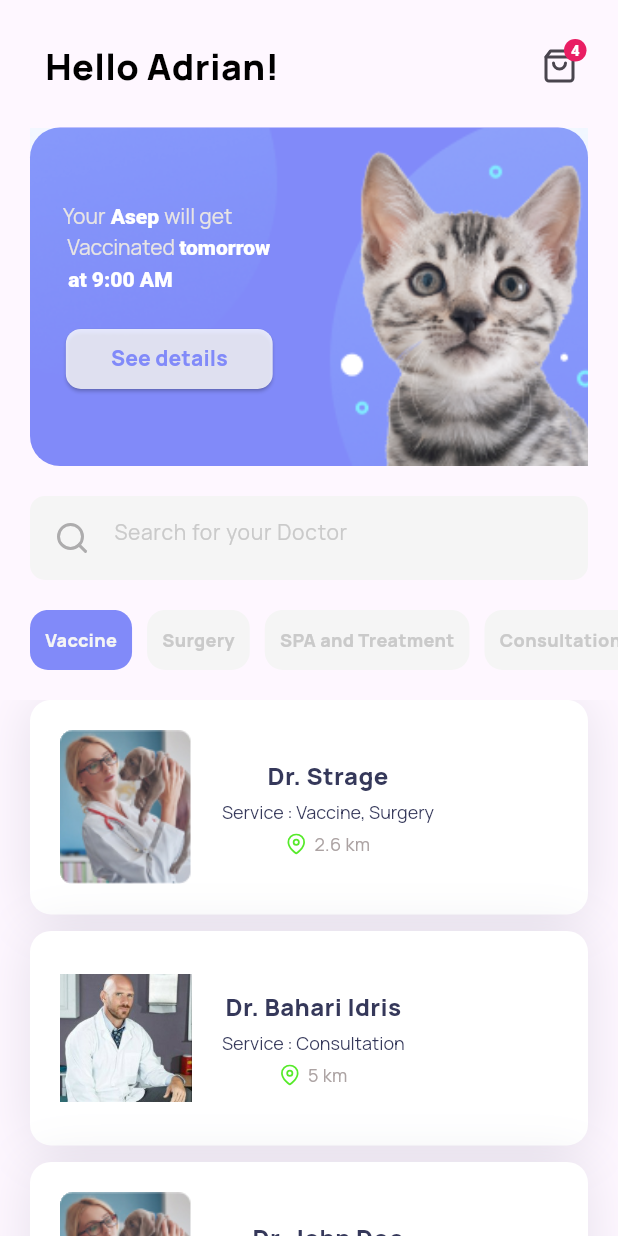
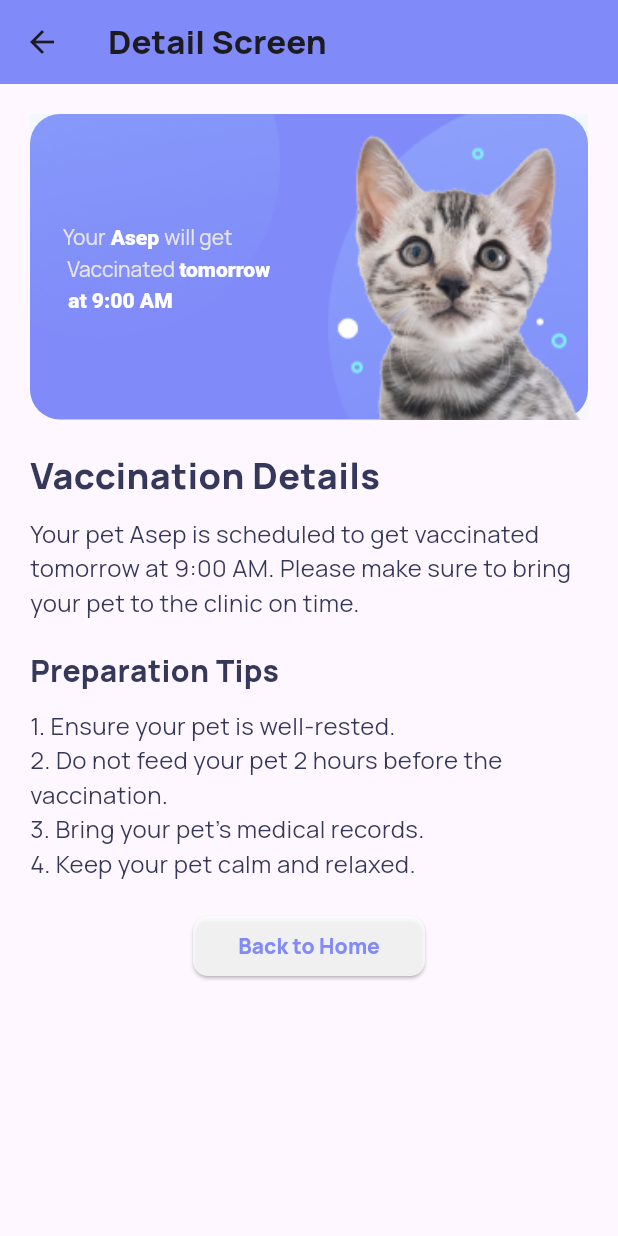
Before and after one commit to Adrian-Source-sauce/alo_hewan, a Flutter app: the screen it shows after launch, after a tap on "See details", on a phone screen of 412 x 824 dp. Run offline on Flutter 3.47's test engine with Material 3 defaults, Android fonts, the phone set to English and light mode, and no system bars; our stand-ins replace feather_icons, google_fonts.

Commit message:
more intractive

```diff
--- /dev/null
+++ b/lib/screen/detail_screen.dart
@@ -0,0 +1,129 @@
+import 'package:flutter/material.dart';
+import 'package:google_fonts/google_fonts.dart';
+
+class DetailScreen extends StatelessWidget {
+  @override
+  Widget build(BuildContext context) {
+    return Scaffold(
+      appBar: AppBar(
+        title: Text('Detail Screen', style: GoogleFonts.manrope(fontWeight: FontWeight.w800)),
+        backgroundColor: const Color(0xFF818AF9),
+      ),
+      body: Padding(
+        padding: const EdgeInsets.all(20.0),
+        child: Column(
+          crossAxisAlignment: CrossAxisAlignment.start,
+          children: [
+            AspectRatio(
+              aspectRatio: 336 / 184,
+              child: Container(
+                decoration: BoxDecoration(
+                  borderRadius: BorderRadius.circular(20),
+                  color: const Color(0xFF818AF9),
+                ),
+                child: Stack(
+                  children: [
+                    Image.asset(
+                      'assets/images/backround_card.png',
+                      height: double.maxFinite,
+                      width: double.maxFinite,
+                      fit: BoxFit.cover,
+                    ),
+                    Padding(
+                      padding: const EdgeInsets.symmetric(horizontal: 22),
+                      child: Column(
+                        mainAxisAlignment: MainAxisAlignment.center,
+                        children: [
+                          RichText(
+                            text: TextSpan(
+                              text: "Your",
+                              style: GoogleFonts.manrope(
+                                  fontSize: 14,
+                                  color: const Color.fromARGB(255, 231, 228, 228),
+                                  height: 150 / 100),
+                              children: const [
+                                TextSpan(
+                                    text: " Asep ",
+                                    style: TextStyle(
+                                        color: Colors.white,
+                                        fontWeight: FontWeight.w800)),
+                                TextSpan(
+                                  text: 'will get \n Vaccinated ',
+                                ),
+                                TextSpan(
+                                    text: 'tomorrow \n at 9:00 AM',
+                                    style: TextStyle(
+                                        color: Colors.white, fontWeight: FontWeight.w800))
+                              ],
+                            ),
+                          ),
+                        ],
+                      ),
+                    )
+                  ],
+                ),
+              ),
+            ),
+            const SizedBox(height: 20),
+            Text(
+              'Vaccination Details',
+              style: GoogleFonts.manrope(
+                fontSize: 24,
+                fontWeight: FontWeight.w800,
+                color: const Color(0xFF35385A),
+              ),
+            ),
+            const SizedBox(height: 10),
+            Text(
+              'Your pet Asep is scheduled to get vaccinated tomorrow at 9:00 AM. Please make sure to bring your pet to the clinic on time.',
+              style: GoogleFonts.manrope(
+                fontSize: 16,
+                color: const Color(0xFF35385A),
+              ),
+            ),
+            const SizedBox(height: 20),
+            Text(
+              'Preparation Tips',
+              style: GoogleFonts.manrope(
+                fontSize: 20,
+                fontWeight: FontWeight.w800,
+                color: const Color(0xFF35385A),
+              ),
+            ),
+            const SizedBox(height: 10),
+            Text(
+              '1. Ensure your pet is well-rested.\n'
+              '2. Do not feed your pet 2 hours before the vaccination.\n'
+              '3. Bring your pet\'s medical records.\n'
+              '4. Keep your pet calm and relaxed.',
+              style: GoogleFonts.manrope(
+                fontSize: 16,
+                color: const Color(0xFF35385A),
+              ),
+            ),
+            const SizedBox(height: 20),
+            Center(
+              child: ElevatedButton(
+                onPressed: () {
+                  Navigator.pop(context);
+                },
+                child: Text('Back to Home',
+                    style: GoogleFonts.manrope(
+                      fontSize: 14,
+                      color: const Color(0xFF818AF9),
+                      fontWeight: FontWeight.w800,
+                    )),
+                style: ElevatedButton.styleFrom(
+                    backgroundColor: Colors.white.withOpacity(0.8),
+                    padding: const EdgeInsets.symmetric(
+                        horizontal: 30, vertical: 10),
+                    shape: RoundedRectangleBorder(
+                        borderRadius: BorderRadius.circular(10))),
+              ),
+            )
+          ],
+        ),
+      ),
+    );
+  }
+}
--- a/lib/screen/home_screen.dart
+++ b/lib/screen/home_screen.dart
@@ -1,3 +1,4 @@
+import 'package:alohewan/screen/detail_screen.dart';
 import 'package:feather_icons/feather_icons.dart';
 import 'package:flutter/cupertino.dart';
 import 'package:flutter/material.dart';
@@ -6,10 +7,15 @@ import 'package:google_fonts/google_fonts.dart';
 import 'package:alohewan/models/service_model.dart';
 import 'package:alohewan/models/doctor_model.dart';
 
-var selectedService = 0;
+class HomeScreen extends StatefulWidget {
+  const HomeScreen({super.key});
 
-class HomeScreen extends StatelessWidget {
-  const HomeScreen({super.key});
+  @override
+  _HomeScreenState createState() => _HomeScreenState();
+}
+
+class _HomeScreenState extends State<HomeScreen> {
+  int selectedService = 0;
 
   @override
   Widget build(BuildContext context) {
@@ -20,146 +26,60 @@ class HomeScreen extends StatelessWidget {
             const SizedBox(height: 20),
             _greeting(),
             const SizedBox(height: 17),
-        _card(),
+            _card(context),
             const SizedBox(height: 20),
             _search(),
             const SizedBox(height: 20),
             _services(),
             const SizedBox(height: 20),
-        _bottomCard()
-      ],
-    )));
-  }
-
-  Expanded _bottomCard() {
-    return Expanded(
-        child: ListView.separated(
-            scrollDirection: Axis.vertical,
-            padding: const EdgeInsets.symmetric(horizontal: 20),
-            // physics: const  AlwaysScrollableScrollPhysics(),
-            shrinkWrap: true,
-            itemBuilder: (context, index) => Container(
-                  padding: const EdgeInsets.all(20),
-                  decoration: BoxDecoration(
-                      color: Colors.white,
-                      borderRadius: BorderRadius.circular(14),
-                      boxShadow: [
-                        BoxShadow(
-                            color: const Color(0XFF35385A).withOpacity(0.12),
-                            blurRadius: 30,
-                            offset: const Offset(0, 2))
-                      ]),
-                  child: Row(
-                    children: [
-                    Container(
-                        clipBehavior: Clip.hardEdge,
-                        decoration: BoxDecoration(
-                          borderRadius: BorderRadius.circular(8),
-                        ),
-                        child: Image.asset(
-                          doctors[index].image,
-                          height: 103,
-                          width: 88,
-                        )),
-                    const SizedBox(width: 20),
-                    Column(
-                      children: [
-                        Text(
-                          doctors[index].name,
-                          style: GoogleFonts.manrope(
-                              fontSize: 16,
-                              fontWeight: FontWeight.w800,
-                              color: const Color(0xFF35385A)),
-                        ),
-                        const SizedBox(height: 5),
-                        Row(
-
-                          children: [
-                            RichText(
-                                text: TextSpan(
-                                    text:
-                                        ("Service : ${doctors[index].service.join(', ')}"),
-                                    style: GoogleFonts.manrope(
-                                        fontSize: 12,
-                                        color: const Color(0xFF35385A)))),
+            _bottomCard(),
           ],
         ),
-                                    const SizedBox(height: 5),
-                                    SizedBox(
-
-                                      child: Row(
-                                        crossAxisAlignment: CrossAxisAlignment.center,
-                                        children: [
-                                        Icon(FeatherIcons.mapPin, color: Color.fromARGB(255, 86, 234, 42), size: 14,),
-                                        const SizedBox(width: 5),
-                                        Text(doctors[index].distance,
-                                        style: GoogleFonts.manrope(fontSize: 12, color: const Color(0xFFACA3A3),))
-                                      ],),
-                                    )
-                      ],
-                    )
-                  ]),
       ),
-            separatorBuilder: (context, index) => const SizedBox(height: 11),
-            itemCount: doctors.length),
     );
   }
 
-  SizedBox _services() {
-    return SizedBox(
-        height: 40,
-        child: ListView.separated(
-          padding: const EdgeInsets.symmetric(horizontal: 20),
-          scrollDirection: Axis.horizontal,
-          itemBuilder: (context, index) => Container(
-            padding: const EdgeInsets.symmetric(horizontal: 10),
+  Padding _greeting() {
+    return Padding(
+      padding: const EdgeInsets.only(left: 30, right: 15),
+      child: Row(
+        mainAxisAlignment: MainAxisAlignment.spaceBetween,
+        children: [
+          Text(
+            'Hello Adrian!',
+            style: GoogleFonts.manrope(
+                fontSize: 24, fontWeight: FontWeight.w800, color: Colors.black),
+          ),
+          Stack(children: [
+            IconButton(
+                onPressed: () {}, icon: const Icon(FeatherIcons.shoppingBag)),
+            Positioned(
+              right: 6,
+              top: 6,
+              child: Container(
+                  height: 15,
+                  width: 15,
                   decoration: BoxDecoration(
-                color: selectedService == index
-                    ? const Color(0xFF818AF9)
-                    : const Color(0xFFF5F5F5),
-                borderRadius: BorderRadius.circular(12)),
+                      color: const Color(0xFFE91E63), shape: BoxShape.circle),
                   child: Center(
+                      child: Padding(
+                    padding: const EdgeInsets.only(bottom: 3),
                     child: Text(
-                Service.all()[index],
-                style: GoogleFonts.manrope(
-                  fontSize: 12,
-                  fontWeight: FontWeight.w800,
-                  color: selectedService == index
-                      ? const Color(0xFFF5F5F5)
-                      : const Color(0xFFCACACA),
+                      '4',
+                      style: GoogleFonts.mPlus1(
+                          color: Colors.white,
+                          fontSize: 10,
+                          fontWeight: FontWeight.w800),
                     ),
+                  ))),
+            )
+          ])
+        ],
       ),
-            ),
-          ),
-          separatorBuilder: (context, index) => const SizedBox(
-            width: 10,
-          ),
-          itemCount: Service.all().length,
-        ));
+    );
   }
 
-  Widget _search() {
-    return Container(
-        margin: const EdgeInsets.symmetric(horizontal: 20),
-        padding: EdgeInsets.symmetric(horizontal: 4, vertical: 4),
-        decoration: BoxDecoration(
-            borderRadius: BorderRadius.circular(10),
-            color: const Color(0xFFF5F5F5)),
-        child: TextField(
-          decoration: InputDecoration(
-            border: UnderlineInputBorder(borderSide: BorderSide.none),
-            prefixIcon:
-                Icon(FeatherIcons.search, color: const Color(0xFFADACAD)),
-            hintText: "Search for your Doctor",
-            hintStyle: GoogleFonts.manrope(
-                fontSize: 14,
-                color: const Color(0xFFCACACA),
-                height: 150 / 100),
-          ),
-        ));
-  }
-
-  AspectRatio _card() {
+  AspectRatio _card(BuildContext context) {
     return AspectRatio(
       aspectRatio: 336 / 184,
       child: Container(
@@ -206,7 +126,26 @@ class HomeScreen extends StatelessWidget {
                   Padding(
                       padding: const EdgeInsets.only(top: 20),
                       child: ElevatedButton(
-                        onPressed: () {},
+                        onPressed: () {
+                          Navigator.push(
+                            context,
+                            PageRouteBuilder(
+                              pageBuilder: (context, animation, secondaryAnimation) => DetailScreen(),
+                              transitionsBuilder: (context, animation, secondaryAnimation, child) {
+                                const begin = Offset(1.0, 0.0);
+                                const end = Offset.zero;
+                                const curve = Curves.ease;
+
+                                var tween = Tween(begin: begin, end: end).chain(CurveTween(curve: curve));
+
+                                return SlideTransition(
+                                  position: animation.drive(tween),
+                                  child: child,
+                                );
+                              },
+                            ),
+                          );
+                        },
                         child: Text('See details',
                             style: GoogleFonts.manrope(
                               fontSize: 14,
@@ -229,43 +168,146 @@ class HomeScreen extends StatelessWidget {
     );
   }
 
-  Padding _greeting() {
-    return Padding(
-      padding: const EdgeInsets.only(left: 30, right: 15),
-      child: Row(
-        mainAxisAlignment: MainAxisAlignment.spaceBetween,
+  Widget _search() {
+    return Container(
+        margin: const EdgeInsets.symmetric(horizontal: 20),
+        padding: EdgeInsets.symmetric(horizontal: 4, vertical: 4),
+        decoration: BoxDecoration(
+            borderRadius: BorderRadius.circular(10),
+            color: const Color(0xFFF5F5F5)),
+        child: TextField(
+          decoration: InputDecoration(
+            border: UnderlineInputBorder(borderSide: BorderSide.none),
+            prefixIcon:
+                Icon(FeatherIcons.search, color: const Color(0xFFADACAD)),
+            hintText: "Search for your Doctor",
+            hintStyle: GoogleFonts.manrope(
+                fontSize: 14,
+                color: const Color(0xFFCACACA),
+                height: 150 / 100),
+          ),
+        ));
+  }
+
+  SizedBox _services() {
+    return SizedBox(
+        height: 40,
+        child: ListView.separated(
+          padding: const EdgeInsets.symmetric(horizontal: 20),
+          scrollDirection: Axis.horizontal,
+          itemBuilder: (context, index) => GestureDetector(
+            onTap: () {
+              setState(() {
+                selectedService = index;
+              });
+            },
+            child: Container(
+              padding: const EdgeInsets.symmetric(horizontal: 10),
+              decoration: BoxDecoration(
+                  color: selectedService == index
+                      ? const Color(0xFF818AF9)
+                      : const Color(0xFFF5F5F5),
+                  borderRadius: BorderRadius.circular(12)),
+              child: Center(
+                child: Text(
+                  Service.all()[index],
+                  style: GoogleFonts.manrope(
+                    fontSize: 12,
+                    fontWeight: FontWeight.w800,
+                    color: selectedService == index
+                        ? const Color(0xFFF5F5F5)
+                        : const Color(0xFFCACACA),
+                  ),
+                ),
+              ),
+            ),
+          ),
+          separatorBuilder: (context, index) => const SizedBox(
+            width: 10,
+          ),
+          itemCount: Service.all().length,
+        ));
+  }
+
+  Expanded _bottomCard() {
+    List<DoctorModel> filteredDoctors = doctors.where((doctor) {
+      return doctor.service.contains(Service.all()[selectedService]);
+    }).toList();
+
+    return Expanded(
+      child: ListView.separated(
+          scrollDirection: Axis.vertical,
+          padding: const EdgeInsets.symmetric(horizontal: 20),
+          shrinkWrap: true,
+          itemBuilder: (context, index) => Container(
+                padding: const EdgeInsets.all(20),
+                decoration: BoxDecoration(
+                    color: Colors.white,
+                    borderRadius: BorderRadius.circular(14),
+                    boxShadow: [
+                      BoxShadow(
+                          color: const Color(0XFF35385A).withOpacity(0.12),
+                          blurRadius: 30,
+                          offset: const Offset(0, 2))
+                    ]),
+                child: Row(children: [
+                  Container(
+                      clipBehavior: Clip.hardEdge,
+                      decoration: BoxDecoration(
+                        borderRadius: BorderRadius.circular(8),
+                      ),
+                      child: Image.asset(
+                        filteredDoctors[index].image,
+                        height: 103,
+                        width: 88,
+                      )),
+                  const SizedBox(width: 20),
+                  Column(
                     children: [
                       Text(
-            'Hello Adrian!',
+                        filteredDoctors[index].name,
                         style: GoogleFonts.manrope(
-                fontSize: 24, fontWeight: FontWeight.w800, color: Colors.black),
+                            fontSize: 16,
+                            fontWeight: FontWeight.w800,
+                            color: const Color(0xFF35385A)),
                       ),
-          Stack(children: [
-            IconButton(
-                onPressed: () {}, icon: const Icon(FeatherIcons.shoppingBag)),
-            Positioned(
-              right: 6,
-              top: 6,
-              child: Container(
-                  height: 15,
-                  width: 15,
-                  decoration: BoxDecoration(
-                      color: const Color(0xFFE91E63), shape: BoxShape.circle),
-                  child: Center(
-                      child: Padding(
-                    padding: const EdgeInsets.only(bottom: 3),
-                    child: Text(
-                      '4',
-                      style: GoogleFonts.mPlus1(
-                          color: Colors.white,
-                          fontSize: 10,
-                          fontWeight: FontWeight.w800),
-                    ),
-                  ))),
-            )
-          ])
+                      const SizedBox(height: 5),
+                      Row(
+                        children: [
+                          RichText(
+                              text: TextSpan(
+                                  text:
+                                      ("Service : ${filteredDoctors[index].service.join(', ')}"),
+                                  style: GoogleFonts.manrope(
+                                      fontSize: 12,
+                                      color: const Color(0xFF35385A)))),
                         ],
                       ),
+                      const SizedBox(height: 5),
+                      SizedBox(
+                        child: Row(
+                          crossAxisAlignment: CrossAxisAlignment.center,
+                          children: [
+                            Icon(
+                              FeatherIcons.mapPin,
+                              color: Color.fromARGB(255, 86, 234, 42),
+                              size: 14,
+                            ),
+                            const SizedBox(width: 5),
+                            Text(filteredDoctors[index].distance,
+                                style: GoogleFonts.manrope(
+                                  fontSize: 12,
+                                  color: const Color(0xFFACA3A3),
+                                ))
+                          ],
+                        ),
+                      )
+                    ],
+                  )
+                ]),
+              ),
+          separatorBuilder: (context, index) => const SizedBox(height: 11),
+          itemCount: filteredDoctors.length),
     );
   }
 }
```
Also changed, not shown: assets/images/eberhard-grossgasteiger-L1LqgIGuVtg-unsplash-removebg-preview.png (added), pubspec.lock, 1 other file. Lines whose indentation alone changed are shown as unchanged.
